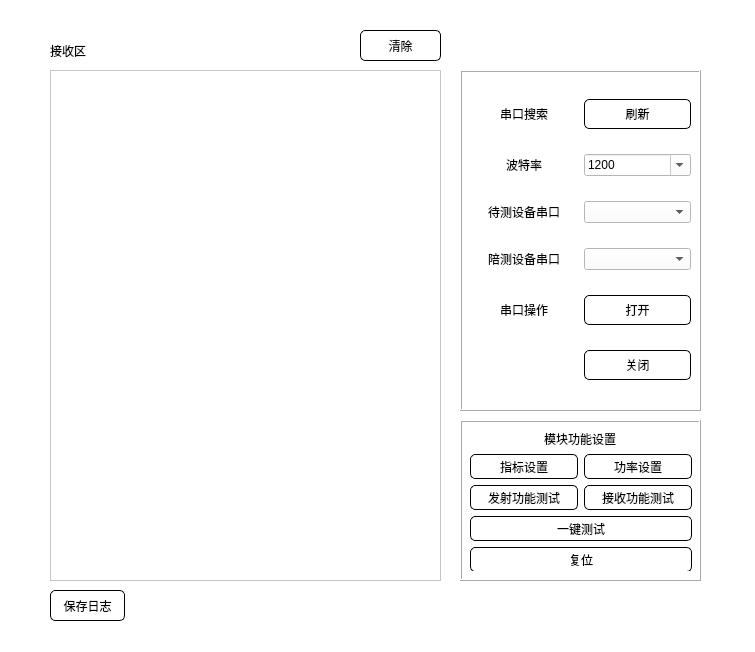
First picture: the form in SerialPort.ui, repository Osamazzz/serial_client, before the edit.
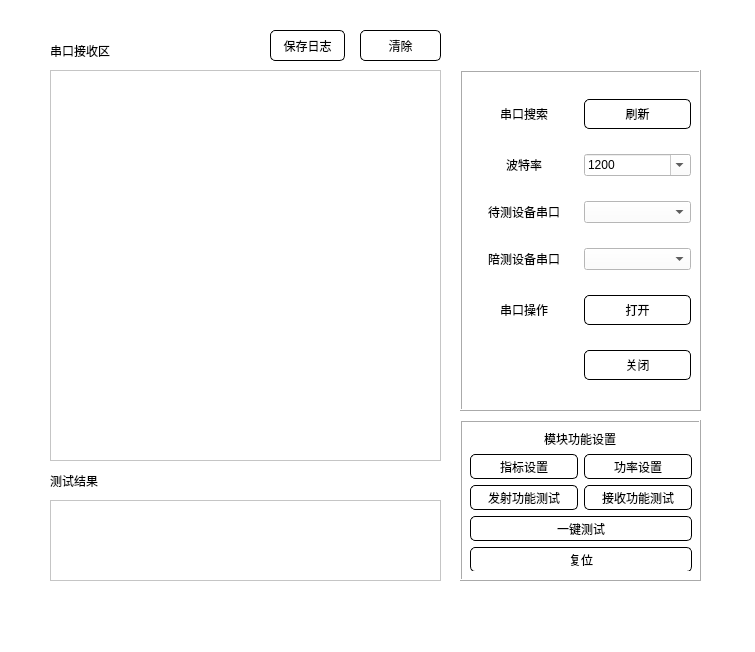
Second picture: the form after the edit.

Commit message: 修改了文本插入的方式，将文本插入放到UI线程中进行，增加了一个结果框

```diff
--- a/SerialPort.ui
+++ b/SerialPort.ui
@@ -54,12 +54,12 @@
     <rect>
      <x>50</x>
      <y>40</y>
-     <width>41</width>
+     <width>61</width>
      <height>21</height>
     </rect>
    </property>
    <property name="text">
-    <string>接收区</string>
+    <string>串口接收区</string>
    </property>
   </widget>
   <widget class="QPushButton" name="ClearButton">
@@ -117,7 +117,7 @@
      <x>50</x>
      <y>70</y>
      <width>391</width>
-     <height>511</height>
+     <height>391</height>
     </rect>
    </property>
    <property name="autoFillBackground">
@@ -141,8 +141,8 @@
   <widget class="QPushButton" name="Button_Sava_Log">
    <property name="geometry">
     <rect>
-     <x>50</x>
-     <y>590</y>
+     <x>270</x>
+     <y>30</y>
      <width>75</width>
      <height>31</height>
     </rect>
@@ -751,6 +751,46 @@
     </layout>
    </widget>
   </widget>
+  <widget class="QTextEdit" name="TextEdit_Result">
+   <property name="geometry">
+    <rect>
+     <x>50</x>
+     <y>500</y>
+     <width>391</width>
+     <height>81</height>
+    </rect>
+   </property>
+   <property name="autoFillBackground">
+    <bool>false</bool>
+   </property>
+   <property name="styleSheet">
+    <string notr="true">background-color: rgb(255, 255, 255);
+color: rgb(0, 0, 0);</string>
+   </property>
+   <property name="lineWidth">
+    <number>1</number>
+   </property>
+   <property name="html">
+    <string>&lt;!DOCTYPE HTML PUBLIC &quot;-//W3C//DTD HTML 4.0//EN&quot; &quot;http://www.w3.org/TR/REC-html40/strict.dtd&quot;&gt;
+&lt;html&gt;&lt;head&gt;&lt;meta name=&quot;qrichtext&quot; content=&quot;1&quot; /&gt;&lt;style type=&quot;text/css&quot;&gt;
+p, li { white-space: pre-wrap; }
+&lt;/style&gt;&lt;/head&gt;&lt;body style=&quot; font-family:'方正兰亭中黑_GBK'; font-size:9pt; font-weight:400; font-style:normal;&quot;&gt;
+&lt;p style=&quot;-qt-paragraph-type:empty; margin-top:0px; margin-bottom:0px; margin-left:0px; margin-right:0px; -qt-block-indent:0; text-indent:0px;&quot;&gt;&lt;br /&gt;&lt;/p&gt;&lt;/body&gt;&lt;/html&gt;</string>
+   </property>
+  </widget>
+  <widget class="QLabel" name="label_2">
+   <property name="geometry">
+    <rect>
+     <x>50</x>
+     <y>470</y>
+     <width>51</width>
+     <height>21</height>
+    </rect>
+   </property>
+   <property name="text">
+    <string>测试结果</string>
+   </property>
+  </widget>
  </widget>
  <resources/>
  <connections>
```
The commit also changes 2 other files.
